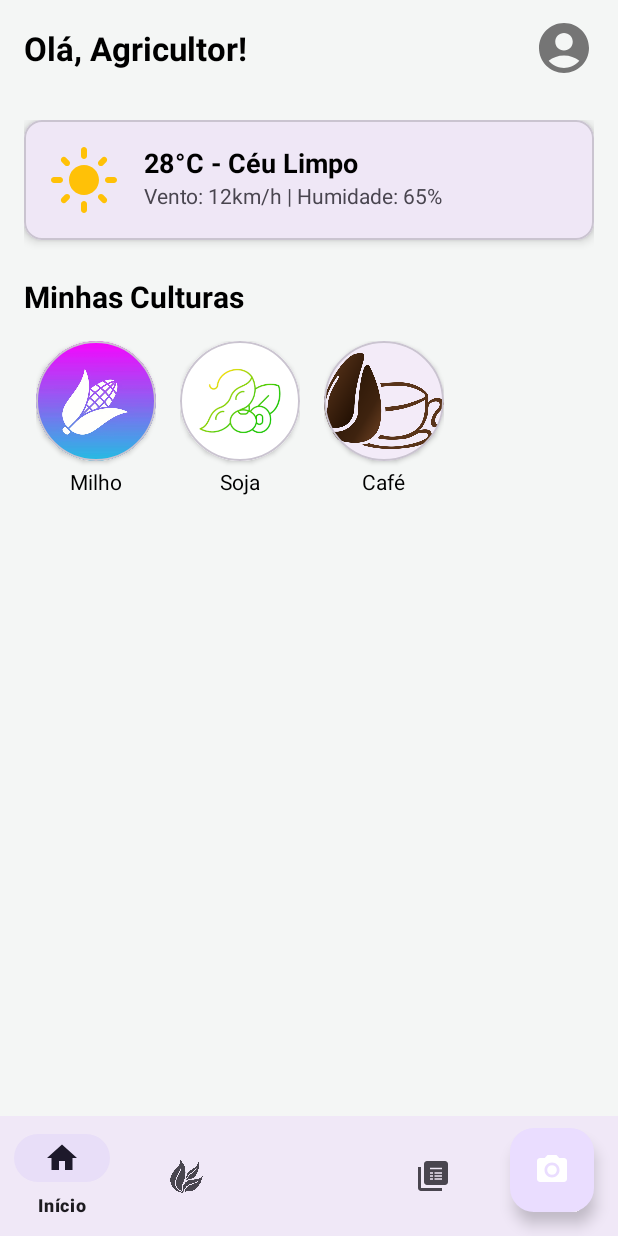
After one commit to JPZURLO/PlantDoctor_APP, an Android app: the HomeActivity screen opened directly, with no data from a screen before it, on a phone screen of 412 x 824 dp. The commit adds this screen. Run offline under Robolectric (Android 15) with nearby library versions, the phone set to English and light mode, and no system bars.

Commit message:
Criação da tela HOME

```diff
--- /dev/null
+++ b/app/src/main/java/com/joao/plantdoctor/CultureHomeAdapter.kt
@@ -0,0 +1,32 @@
+package com.joao.plantdoctor
+
+import android.view.LayoutInflater
+import android.view.View
+import android.view.ViewGroup
+import android.widget.ImageView
+import android.widget.TextView
+import androidx.recyclerview.widget.RecyclerView
+import com.joao.plantdoctor.models.Culture
+
+class CultureHomeAdapter(private val cultures: List<Culture>) :
+    RecyclerView.Adapter<CultureHomeAdapter.ViewHolder>() {
+
+    class ViewHolder(view: View) : RecyclerView.ViewHolder(view) {
+        val image: ImageView = view.findViewById(R.id.iv_culture_home_image)
+        val name: TextView = view.findViewById(R.id.tv_culture_home_name)
+    }
+
+    override fun onCreateViewHolder(parent: ViewGroup, viewType: Int): ViewHolder {
+        val view = LayoutInflater.from(parent.context)
+            .inflate(R.layout.item_culture_home, parent, false)
+        return ViewHolder(view)
+    }
+
+    override fun onBindViewHolder(holder: ViewHolder, position: Int) {
+        val culture = cultures[position]
+        holder.image.setImageResource(culture.imageResId)
+        holder.name.text = culture.name
+    }
+
+    override fun getItemCount() = cultures.size
+}
--- /dev/null
+++ b/app/src/main/java/com/joao/plantdoctor/HomeActivity.kt
@@ -0,0 +1,37 @@
+package com.joao.plantdoctor
+
+import android.os.Bundle
+import android.widget.Toast
+import androidx.appcompat.app.AppCompatActivity
+import androidx.recyclerview.widget.LinearLayoutManager
+import androidx.recyclerview.widget.RecyclerView
+import com.google.android.material.floatingactionbutton.FloatingActionButton
+import com.joao.plantdoctor.models.Culture
+
+class HomeActivity : AppCompatActivity() {
+
+    override fun onCreate(savedInstanceState: Bundle?) {
+        super.onCreate(savedInstanceState)
+        setContentView(R.layout.activity_home)
+
+        val fabDiagnose = findViewById<FloatingActionButton>(R.id.fab_diagnose)
+        val recyclerViewCultures = findViewById<RecyclerView>(R.id.recycler_view_my_cultures)
+
+        // Configura o botão flutuante
+        fabDiagnose.setOnClickListener {
+            // TODO: Abrir a câmara para diagnóstico
+            Toast.makeText(this, "Abrir câmara para diagnóstico...", Toast.LENGTH_SHORT).show()
+        }
+
+        // Configura a lista de culturas do utilizador
+        // TODO: Buscar as culturas reais do utilizador guardadas na API
+        val myCultures = listOf(
+            Culture("Milho", R.drawable.ic_corn_placeholder),
+            Culture("Soja", R.drawable.ic_soy_placeholder),
+            Culture("Café", R.drawable.ic_coffee_placeholder)
+        )
+
+        recyclerViewCultures.layoutManager = LinearLayoutManager(this, LinearLayoutManager.HORIZONTAL, false)
+        recyclerViewCultures.adapter = CultureHomeAdapter(myCultures)
+    }
+}
--- a/app/src/main/java/com/joao/plantdoctor/OnboardingActivity.kt
+++ b/app/src/main/java/com/joao/plantdoctor/OnboardingActivity.kt
@@ -54,8 +54,9 @@ class OnboardingActivity : AppCompatActivity() {
             if (viewPager.currentItem < adapter.itemCount - 1) {
                 viewPager.currentItem += 1
             } else {
-                // ✅ ALTERAÇÃO APLICADA AQUI: Navega para a tela de seleção de culturas
-                val intent = Intent(this, CultureSelectionActivity::class.java)
+                // ✅ ALTERAÇÃO APLICADA: Agora direciona para a HomeActivity
+                // Nota: Isto irá saltar a tela de seleção de culturas.
+                val intent = Intent(this, HomeActivity::class.java)
                 startActivity(intent)
                 finish()
             }
--- a/app/src/main/java/com/joao/plantdoctor/models/LoginResponse.kt
+++ b/app/src/main/java/com/joao/plantdoctor/models/LoginResponse.kt
@@ -10,5 +10,9 @@ data class LoginResponse(
     val message: String,
 
     @SerializedName("token")
-    val token: String? // O token pode ser nulo se o login falhar ou se a API não o enviar.
+    val token: String?,
+
+    // ✅ NOVO CAMPO: Indica se o utilizador já selecionou culturas.
+    @SerializedName("has_cultures")
+    val hasCultures: Boolean
 )
--- /dev/null
+++ b/app/src/main/res/drawable/ic_camera.xml
@@ -0,0 +1,12 @@
+<vector xmlns:android="http://schemas.android.com/apk/res/android"
+    android:width="24dp"
+    android:height="24dp"
+    android:viewportWidth="24"
+    android:viewportHeight="24">
+    <path
+        android:fillColor="#FFFFFF"
+        android:pathData="M12,12m-3.2,0a3.2,3.2 0,1 1,6.4 0a3.2,3.2 0,1 1,-6.4 0"/>
+    <path
+        android:fillColor="#FFFFFF"
+        android:pathData="M9,2L7.17,4H4c-1.1,0 -2,0.9 -2,2v12c0,1.1 0.9,2 2,2h16c1.1,0 2,-0.9 2,-2V6c0,-1.1 -0.9,-2 -2,-2h-3.17L15,2H9zm3,15c-2.76,0 -5,-2.24 -5,-5s2.24,-5 5,-5 5,2.24 5,5 -2.24,5 -5,5z"/>
+</vector>
--- /dev/null
+++ b/app/src/main/res/drawable/ic_home.xml
@@ -0,0 +1,9 @@
+<vector xmlns:android="http://schemas.android.com/apk/res/android"
+    android:width="24dp"
+    android:height="24dp"
+    android:viewportWidth="24"
+    android:viewportHeight="24">
+    <path
+        android:fillColor="#000000"
+        android:pathData="M10,20v-6h4v6h5v-8h3L12,3 2,12h3v8z"/>
+</vector>
--- /dev/null
+++ b/app/src/main/res/drawable/ic_news.xml
@@ -0,0 +1,12 @@
+<vector xmlns:android="http://schemas.android.com/apk/res/android"
+    android:width="24dp"
+    android:height="24dp"
+    android:viewportWidth="24"
+    android:viewportHeight="24">
+    <path
+        android:fillColor="#000000"
+        android:pathData="M4,6H2v14c0,1.1 0.9,2 2,2h14v-2H4V6z"/>
+    <path
+        android:fillColor="#000000"
+        android:pathData="M20,2H8C6.9,2 6,2.9 6,4v12c0,1.1 0.9,2 2,2h12c1.1,0 2,-0.9 2,-2V4c0,-1.1 -0.9,-2 -2,-2zM12,14.5L10,14.5v-1h2v1zM12,12.5L10,12.5v-1h2v1zM12,10.5L10,10.5v-1h2v1zM18,14.5h-5v-1h5v1zM18,12.5h-5v-1h5v1zM18,10.5h-5v-1h5v1zM18,7.5h-8v-1h8v1z"/>
+</vector>
--- /dev/null
+++ b/app/src/main/res/drawable/ic_person.xml
@@ -0,0 +1,9 @@
+<vector xmlns:android="http://schemas.android.com/apk/res/android"
+    android:width="24dp"
+    android:height="24dp"
+    android:viewportWidth="24"
+    android:viewportHeight="24">
+    <path
+        android:fillColor="#000000"
+        android:pathData="M12,12c2.21,0 4,-1.79 4,-4s-1.79,-4 -4,-4 -4,1.79 -4,4 1.79,4 4,4zM12,14c-2.67,0 -8,1.34 -8,4v2h16v-2c0,-2.66 -5.33,-4 -8,-4z"/>
+</vector>
--- /dev/null
+++ b/app/src/main/res/drawable/ic_profile_placeholder.xml
@@ -0,0 +1,9 @@
+<vector xmlns:android="http://schemas.android.com/apk/res/android"
+    android:width="24dp"
+    android:height="24dp"
+    android:viewportWidth="24"
+    android:viewportHeight="24">
+    <path
+        android:fillColor="#757575"
+        android:pathData="M12,2C6.48,2 2,6.48 2,12s4.48,10 10,10 10,-4.48 10,-10S17.52,2 12,2zM12,6c1.93,0 3.5,1.57 3.5,3.5S13.93,13 12,13s-3.5,-1.57 -3.5,-3.5S10.07,6 12,6zM12,20c-2.03,0 -4.43,-0.81 -6.14,-2.88C7.55,15.8 9.68,15 12,15s4.45,0.8 6.14,2.12C16.43,19.19 14.03,20 12,20z"/>
+</vector>
--- /dev/null
+++ b/app/src/main/res/drawable/ic_weather_sunny.xml
@@ -0,0 +1,9 @@
+<vector xmlns:android="http://schemas.android.com/apk/res/android"
+    android:width="24dp"
+    android:height="24dp"
+    android:viewportWidth="24"
+    android:viewportHeight="24">
+    <path
+        android:fillColor="#FFC107"
+        android:pathData="M12,7c-2.76,0 -5,2.24 -5,5s2.24,5 5,5 5,-2.24 5,-5 -2.24,-5 -5,-5zM2,13h2c0.55,0 1,-0.45 1,-1s-0.45,-1 -1,-1H2c-0.55,0 -1,0.45 -1,1s0.45,1 1,1zM20,13h2c0.55,0 1,-0.45 1,-1s-0.45,-1 -1,-1h-2c-0.55,0 -1,0.45 -1,1s0.45,1 1,1zM11,2v2c0,0.55 0.45,1 1,1s1,-0.45 1,-1V2c0,-0.55 -0.45,-1 -1,-1s-1,0.45 -1,1zM11,20v2c0,0.55 0.45,1 1,1s1,-0.45 1,-1v-2c0,-0.55 -0.45,-1 -1,-1s-1,0.45 -1,1zM5.99,4.58c-0.39,-0.39 -1.02,-0.39 -1.41,0s-0.39,1.02 0,1.41l1.06,1.06c0.39,0.39 1.02,0.39 1.41,0s0.39,-1.02 0,-1.41L5.99,4.58zM18.36,16.95c-0.39,-0.39 -1.02,-0.39 -1.41,0s-0.39,1.02 0,1.41l1.06,1.06c0.39,0.39 1.02,0.39 1.41,0s0.39,-1.02 0,-1.41l-1.06,-1.06zM19.42,5.99c0.39,-0.39 0.39,-1.02 0,-1.41s-1.02,-0.39 -1.41,0l-1.06,1.06c-0.39,0.39 -0.39,1.02 0,1.41s1.02,0.39 1.41,0l1.06,-1.06zM7.05,18.36c0.39,-0.39 0.39,-1.02 0,-1.41s-1.02,-0.39 -1.41,0l-1.06,1.06c-0.39,0.39 -0.39,1.02 0,1.41s1.02,0.39 1.41,0l1.06,-1.06z"/>
+</vector>
--- /dev/null
+++ b/app/src/main/res/layout/activity_home.xml
@@ -0,0 +1,117 @@
+<?xml version="1.0" encoding="utf-8"?>
+<androidx.coordinatorlayout.widget.CoordinatorLayout xmlns:android="http://schemas.android.com/apk/res/android"
+    xmlns:app="http://schemas.android.com/apk/res-auto"
+    xmlns:tools="http://schemas.android.com/tools"
+    android:layout_width="match_parent"
+    android:layout_height="match_parent"
+    android:background="#F4F6F5"
+    tools:context=".HomeActivity">
+
+    <com.google.android.material.appbar.AppBarLayout
+        android:layout_width="match_parent"
+        android:layout_height="wrap_content"
+        android:background="@android:color/transparent"
+        app:elevation="0dp">
+
+        <androidx.appcompat.widget.Toolbar
+            android:id="@+id/toolbar"
+            android:layout_width="match_parent"
+            android:layout_height="?attr/actionBarSize">
+
+            <include layout="@layout/toolbar_home" />
+
+        </androidx.appcompat.widget.Toolbar>
+
+    </com.google.android.material.appbar.AppBarLayout>
+
+    <androidx.core.widget.NestedScrollView
+        android:layout_width="match_parent"
+        android:layout_height="match_parent"
+        app:layout_behavior="@string/appbar_scrolling_view_behavior">
+
+        <LinearLayout
+            android:layout_width="match_parent"
+            android:layout_height="wrap_content"
+            android:orientation="vertical"
+            android:padding="16dp">
+
+            <!-- Widget de Clima -->
+            <com.google.android.material.card.MaterialCardView
+                android:layout_width="match_parent"
+                android:layout_height="wrap_content"
+                app:cardCornerRadius="12dp"
+                app:cardElevation="4dp">
+                <LinearLayout
+                    android:layout_width="match_parent"
+                    android:layout_height="wrap_content"
+                    android:orientation="horizontal"
+                    android:padding="16dp">
+                    <ImageView
+                        android:layout_width="48dp"
+                        android:layout_height="48dp"
+                        android:src="@drawable/ic_weather_sunny"
+                        android:layout_gravity="center_vertical"
+                        android:contentDescription="Ícone do tempo"/>
+                    <LinearLayout
+                        android:layout_width="0dp"
+                        android:layout_height="wrap_content"
+                        android:layout_weight="1"
+                        android:orientation="vertical"
+                        android:layout_marginStart="16dp">
+                        <TextView
+                            android:layout_width="wrap_content"
+                            android:layout_height="wrap_content"
+                            android:text="28°C - Céu Limpo"
+                            android:textColor="@android:color/black"
+                            android:textSize="18sp"
+                            android:textStyle="bold" />
+                        <TextView
+                            android:layout_width="wrap_content"
+                            android:layout_height="wrap_content"
+                            android:text="Vento: 12km/h | Humidade: 65%"
+                            android:textSize="14sp" />
+                    </LinearLayout>
+                </LinearLayout>
+            </com.google.android.material.card.MaterialCardView>
+
+            <!-- Secção Minhas Culturas -->
+            <TextView
+                android:layout_width="wrap_content"
+                android:layout_height="wrap_content"
+                android:layout_marginTop="24dp"
+                android:text="Minhas Culturas"
+                android:textColor="@android:color/black"
+                android:textSize="20sp"
+                android:textStyle="bold" />
+
+            <androidx.recyclerview.widget.RecyclerView
+                android:id="@+id/recycler_view_my_cultures"
+                android:layout_width="match_parent"
+                android:layout_height="wrap_content"
+                android:layout_marginTop="8dp"
+                android:orientation="horizontal"
+                app:layoutManager="androidx.recyclerview.widget.LinearLayoutManager"
+                tools:listitem="@layout/item_culture_home" />
+
+        </LinearLayout>
+    </androidx.core.widget.NestedScrollView>
+
+    <com.google.android.material.floatingactionbutton.FloatingActionButton
+        android:id="@+id/fab_diagnose"
+        android:layout_width="wrap_content"
+        android:layout_height="wrap_content"
+        android:layout_gravity="bottom|end"
+        android:layout_margin="16dp"
+        android:src="@drawable/ic_camera"
+        app:tint="@android:color/white"
+        android:contentDescription="Diagnosticar por foto"/>
+
+    <com.google.android.material.bottomnavigation.BottomNavigationView
+        android:id="@+id/bottom_navigation"
+        android:layout_width="match_parent"
+        android:layout_height="wrap_content"
+        android:layout_gravity="bottom"
+        android:background="?android:attr/windowBackground"
+        app:menu="@menu/bottom_nav_menu" />
+
+</androidx.coordinatorlayout.widget.CoordinatorLayout>
--- /dev/null
+++ b/app/src/main/res/layout/item_culture_home.xml
@@ -0,0 +1,32 @@
+<?xml version="1.0" encoding="utf-8"?>
+<LinearLayout xmlns:android="http://schemas.android.com/apk/res/android"
+    xmlns:app="http://schemas.android.com/apk/res-auto"
+    android:layout_width="wrap_content"
+    android:layout_height="wrap_content"
+    android:orientation="vertical"
+    android:gravity="center_horizontal"
+    android:padding="8dp">
+
+    <com.google.android.material.card.MaterialCardView
+        android:layout_width="80dp"
+        android:layout_height="80dp"
+        app:cardCornerRadius="40dp"
+        app:cardElevation="2dp">
+
+        <ImageView
+            android:id="@+id/iv_culture_home_image"
+            android:layout_width="match_parent"
+            android:layout_height="match_parent"
+            android:scaleType="centerCrop"
+            android:src="@drawable/ic_corn_placeholder" />
+    </com.google.android.material.card.MaterialCardView>
+
+    <TextView
+        android:id="@+id/tv_culture_home_name"
+        android:layout_width="wrap_content"
+        android:layout_height="wrap_content"
+        android:layout_marginTop="4dp"
+        android:text="Milho"
+        android:textColor="@android:color/black"
+        android:textSize="14sp" />
+</LinearLayout>
--- /dev/null
+++ b/app/src/main/res/layout/toolbar_home.xml
@@ -0,0 +1,26 @@
+<?xml version="1.0" encoding="utf-8"?>
+<RelativeLayout xmlns:android="http://schemas.android.com/apk/res/android"
+    android:layout_width="match_parent"
+    android:layout_height="?attr/actionBarSize">
+
+    <TextView
+        android:id="@+id/tv_welcome_message"
+        android:layout_width="wrap_content"
+        android:layout_height="wrap_content"
+        android:layout_centerVertical="true"
+        android:text="Olá, Agricultor!"
+        android:textColor="@android:color/black"
+        android:textSize="22sp"
+        android:textStyle="bold" />
+
+    <ImageView
+        android:id="@+id/iv_profile"
+        android:layout_width="40dp"
+        android:layout_height="40dp"
+        android:layout_alignParentEnd="true"
+        android:layout_centerVertical="true"
+        android:src="@drawable/ic_profile_placeholder"
+        android:layout_marginEnd="16dp"
+        android:contentDescription="Ícone do perfil"/>
+
+</RelativeLayout>
--- /dev/null
+++ b/app/src/main/res/layout/toolbar_main.xml
@@ -0,0 +1,26 @@
+<?xml version="1.0" encoding="utf-8"?>
+<RelativeLayout xmlns:android="http://schemas.android.com/apk/res/android"
+    android:layout_width="match_parent"
+    android:layout_height="?attr/actionBarSize">
+
+    <TextView
+        android:id="@+id/tv_welcome_message"
+        android:layout_width="wrap_content"
+        android:layout_height="wrap_content"
+        android:layout_centerVertical="true"
+        android:text="Olá, Agricultor!"
+        android:textColor="@android:color/black"
+        android:textSize="22sp"
+        android:textStyle="bold" />
+
+    <ImageView
+        android:id="@+id/iv_profile"
+        android:layout_width="40dp"
+        android:layout_height="40dp"
+        android:layout_alignParentEnd="true"
+        android:layout_centerVertical="true"
+        android:src="@drawable/ic_profile_placeholder"
+        android:layout_marginEnd="16dp"
+        android:contentDescription="Ícone do perfil"/>
+
+</RelativeLayout>
--- /dev/null
+++ b/app/src/main/res/menu/bottom_nav_menu.xml
@@ -0,0 +1,22 @@
+<?xml version="1.0" encoding="utf-8"?>
+<menu xmlns:android="http://schemas.android.com/apk/res/android">
+    <item
+        android:id="@+id/nav_home"
+        android:icon="@drawable/ic_home"
+        android:title="Início" />
+    <item
+        android:id="@+id/nav_cultures"
+        android:icon="@drawable/ic_leaf"
+        android:title="Culturas" />
+    <item
+        android:id="@+id/nav_diagnose"
+        android:title="" /> <!-- Item central vazio para o FAB -->
+    <item
+        android:id="@+id/nav_news"
+        android:icon="@drawable/ic_news"
+        android:title="Notícias" />
+    <item
+        android:id="@+id/nav_profile"
+        android:icon="@drawable/ic_person"
+        android:title="Perfil" />
+</menu>
```
Also changed, not shown: app/src/main/AndroidManifest.xml (+6 -2 lines), app/src/main/res/drawable/ic_leaf.png (added).
